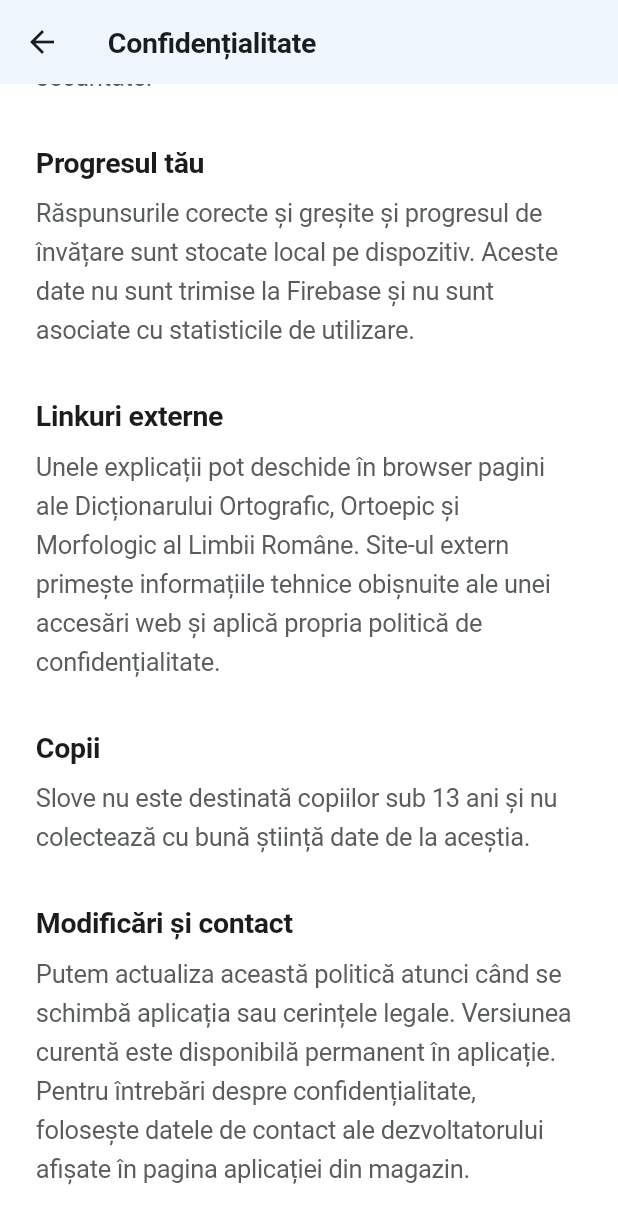
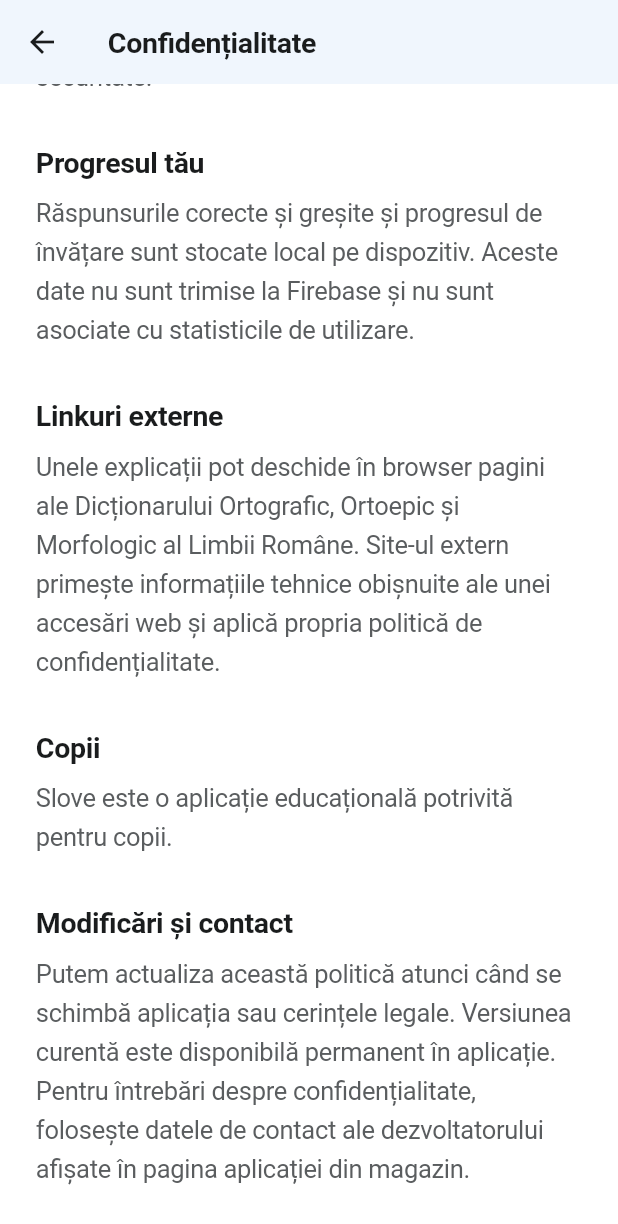
Before and after one commit to mihaiiova/lexio, a Flutter app: the PrivacyScreen screen opened directly, scrolled down 885 dp, on a phone screen of 412 x 824 dp. Shown: the top 1224 px of the screen. Run offline on Flutter 3.47's test engine with Material 3 defaults, Android fonts, the phone set to English and light mode, and no system bars; our stand-ins replace firebase_analytics, firebase_core, shared_preferences; accounts and stored records are empty.

Commit message:
docs: position Slove as suitable for children (#31)
Replace 'not intended for children under 13' with 'educational app
suitable for children' across in-app screen, store policy, hosted
page, and metadata.

```diff
--- a/lib/privacy/privacy_screen.dart
+++ b/lib/privacy/privacy_screen.dart
@@ -71,9 +71,7 @@ class PrivacyScreen extends StatelessWidget {
             ),
             _PolicySection(
               title: 'Copii',
-              body:
-                  'Slove nu este destinată copiilor sub 13 ani și nu colectează '
-                  'cu bună știință date de la aceștia.',
+              body: 'Slove este o aplicație educațională potrivită pentru copii.',
             ),
             _PolicySection(
               title: 'Modificări și contact',
```
Also changed, not shown: 3 other files.
